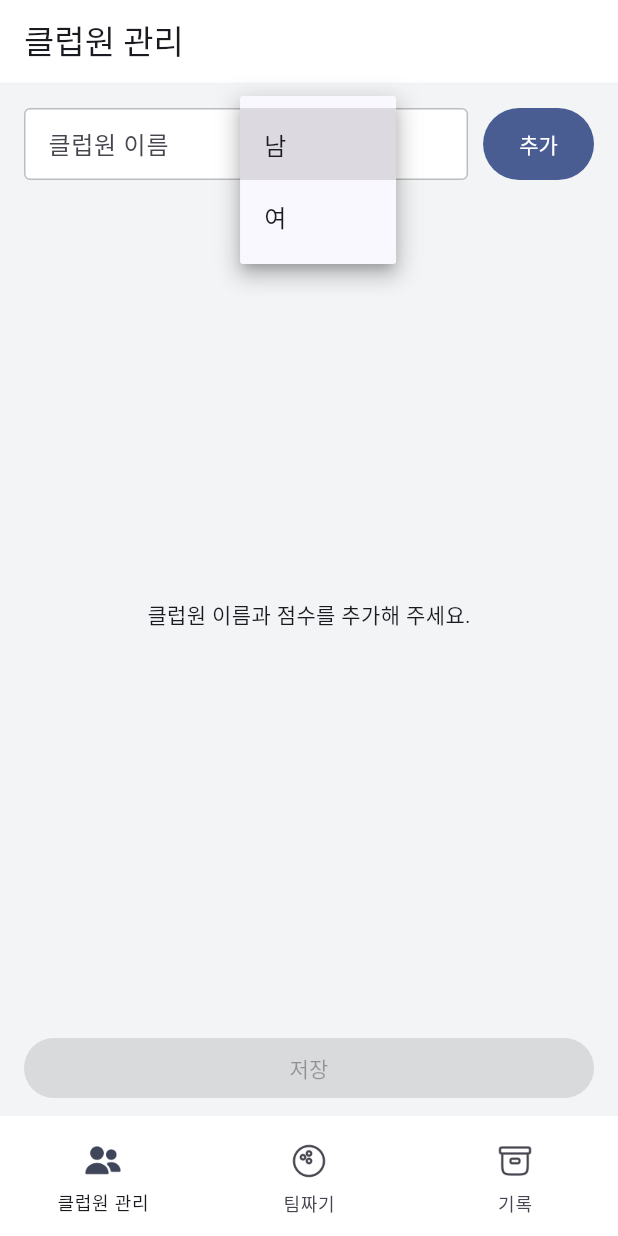
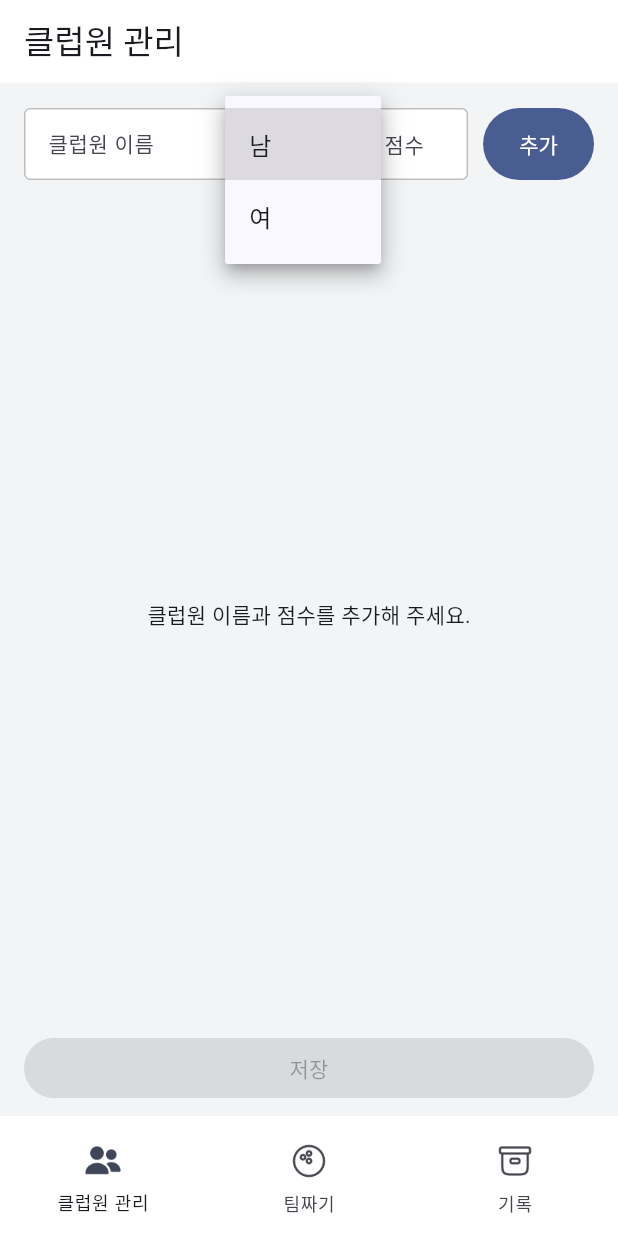
Before and after one commit to dyuhob/blackholeTeammaker, a Flutter app: the screen it shows after launch, after a tap on an icon or button, on a phone screen of 412 x 824 dp. Run offline on Flutter 3.47's test engine with Material 3 defaults, Android fonts, the phone set to English and light mode, and no system bars; our stand-ins replace screenshot, share_plus, supabase_flutter, web; missing offline and left inert: dart:js_interop, gal; accounts and stored records are empty.

Commit message:
fix: align and size team controls

```diff
--- a/lib/features/members/member_screen.dart
+++ b/lib/features/members/member_screen.dart
@@ -117,7 +117,8 @@ class _MemberScreenState extends State<MemberScreen> {
                       onChanged: (value) =>
                           widget.controller.pendingName = value,
                       textInputAction: TextInputAction.next,
-                      decoration: _inputDecoration('클럽원 이름'),
+                      decoration: _inputDecoration('클럽원 이름')
+                          .copyWith(labelStyle: const TextStyle(fontSize: 14)),
                     ),
                   ),
                   const SizedBox(width: 10),
@@ -144,7 +145,7 @@ class _MemberScreenState extends State<MemberScreen> {
                   ),
                   const SizedBox(width: 10),
                   SizedBox(
-                    width: 62,
+                    width: 72,
                     child: TextField(
                       key: const Key('member-score-input'),
                       controller: _scoreController,
@@ -153,7 +154,8 @@ class _MemberScreenState extends State<MemberScreen> {
                       keyboardType: TextInputType.number,
                       inputFormatters: [FilteringTextInputFormatter.digitsOnly],
                       onSubmitted: (_) => _addMember(),
-                      decoration: _inputDecoration('점수'),
+                      decoration: _inputDecoration('점수')
+                          .copyWith(labelStyle: const TextStyle(fontSize: 14)),
                     ),
                   ),
                   const SizedBox(width: 10),
--- a/lib/features/team_builder/team_builder_screen.dart
+++ b/lib/features/team_builder/team_builder_screen.dart
@@ -154,7 +154,7 @@ class _TeamBuilderScreenState extends State<TeamBuilderScreen> {
               crossAxisAlignment: CrossAxisAlignment.stretch,
               children: [
                 Expanded(
-                  flex: 5,
+                  flex: 3,
                   child: TextField(
                     key: const Key('team-title-input'),
                     controller: _titleController,
@@ -173,7 +173,7 @@ class _TeamBuilderScreenState extends State<TeamBuilderScreen> {
                           widget.controller.teamSizeInput = value,
                       keyboardType: TextInputType.number,
                       inputFormatters: [FilteringTextInputFormatter.digitsOnly],
-                      decoration: _inputDecoration('인원'),
+                      decoration: _inputDecoration('팀별 인원'),
                     ),
                   ),
                 ),
@@ -186,14 +186,13 @@ class _TeamBuilderScreenState extends State<TeamBuilderScreen> {
             child: Row(
               crossAxisAlignment: CrossAxisAlignment.stretch,
               children: [
-                Expanded(
-                  child: InkWell(
+                InkWell(
                   key: const Key('female-handicap-control'),
                   borderRadius: BorderRadius.circular(12),
                   onTap: () => widget.controller.femaleHandicapEnabled =
                       !widget.controller.femaleHandicapEnabled,
                   child: Row(
-                      mainAxisAlignment: MainAxisAlignment.center,
+                    mainAxisSize: MainAxisSize.min,
                     children: [
                       Checkbox(
                         value: widget.controller.femaleHandicapEnabled,
@@ -201,11 +200,9 @@ class _TeamBuilderScreenState extends State<TeamBuilderScreen> {
                             widget.controller.femaleHandicapEnabled =
                                 value ?? false,
                         visualDensity: VisualDensity.compact,
-                          materialTapTargetSize:
-                              MaterialTapTargetSize.shrinkWrap,
+                        materialTapTargetSize: MaterialTapTargetSize.shrinkWrap,
                       ),
-                        const Flexible(
-                          child: Text(
+                      const Text(
                         '여성핸디',
                         maxLines: 1,
                         style: TextStyle(
@@ -213,9 +210,7 @@ class _TeamBuilderScreenState extends State<TeamBuilderScreen> {
                           fontWeight: FontWeight.bold,
                         ),
                       ),
-                        ),
                     ],
-                    ),
                   ),
                 ),
                 const SizedBox(width: 10),
@@ -225,12 +220,7 @@ class _TeamBuilderScreenState extends State<TeamBuilderScreen> {
                     showSelectedIcon: false,
                     style: ButtonStyle(
                       tapTargetSize: MaterialTapTargetSize.shrinkWrap,
-                      minimumSize: const WidgetStatePropertyAll(
-                        Size(0, _controlHeight),
-                      ),
-                      maximumSize: const WidgetStatePropertyAll(
-                        Size(double.infinity, _controlHeight),
-                      ),
+                      visualDensity: const VisualDensity(vertical: 2),
                       padding: const WidgetStatePropertyAll(
                         EdgeInsets.symmetric(horizontal: 4),
                       ),
```
Also changed, not shown: 1 other file. Lines whose indentation alone changed are shown as unchanged.
